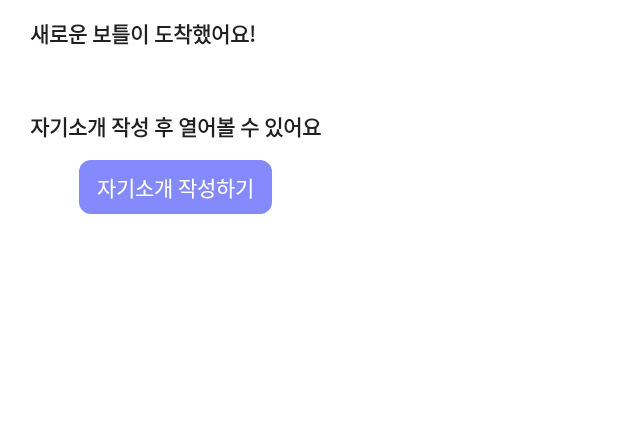
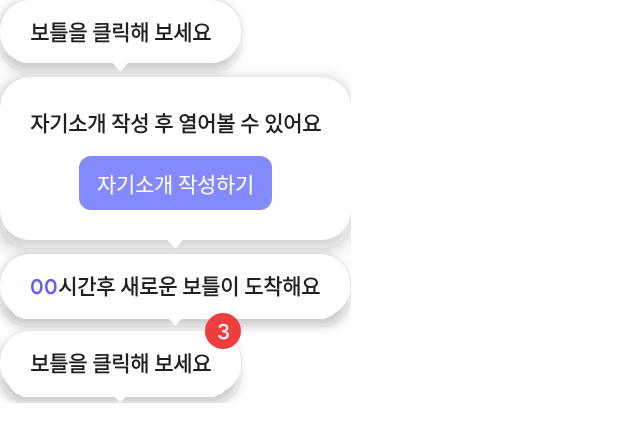
Before and after one commit to Nexters/Bottles_Android, an Android app built with Jetpack Compose: the @Preview function BottlesBalloonPopupPreview, on a phone screen of 412 x 824 dp. Shown: the top 442 px of the screen. Run offline under Robolectric (Android 15) with nearby library versions, the phone set to English and light mode, and no system bars; network calls fail; Roboto replaces fonts that are not available here.

Commit message:
[feat] : BottlesBalloonPopup modifier shadow 속성 추가
(cherry picked from commit d2b7e8142402ebde00d72178b6ba9094c73120f5)

```diff
--- a/core/design-system/src/main/kotlin/com/team/bottles/core/designsystem/components/popup/BalloonPopup.kt
+++ b/core/design-system/src/main/kotlin/com/team/bottles/core/designsystem/components/popup/BalloonPopup.kt
@@ -15,13 +15,19 @@ import androidx.compose.material3.Text
 import androidx.compose.runtime.Composable
 import androidx.compose.ui.Alignment
 import androidx.compose.ui.Modifier
+import androidx.compose.ui.draw.shadow
+import androidx.compose.ui.graphics.Color
 import androidx.compose.ui.res.painterResource
 import androidx.compose.ui.text.AnnotatedString
+import androidx.compose.ui.text.SpanStyle
+import androidx.compose.ui.text.buildAnnotatedString
+import androidx.compose.ui.text.withStyle
 import androidx.compose.ui.tooling.preview.Preview
 import androidx.compose.ui.unit.dp
 import com.team.bottles.core.designsystem.R
 import com.team.bottles.core.designsystem.components.buttons.BottlesSolidButton
 import com.team.bottles.core.designsystem.components.buttons.SolidButtonType
+import com.team.bottles.core.designsystem.components.etc.chips.BottlesChip
 import com.team.bottles.core.designsystem.theme.BottlesTheme
 
 @Composable
@@ -31,17 +37,18 @@ fun BottlesBalloonPopup(
 ) {
     val shape = RoundedCornerShape(20.dp)
 
-    Column(modifier = modifier) {
+    Column(modifier = modifier.shadow(4.dp, shape)) {
         Box(
             modifier = Modifier
+                .height(height = 42.dp)
                 .background(
                     color = BottlesTheme.color.container.primary,
                     shape = shape
                 )
                 .padding(
                     horizontal = BottlesTheme.spacing.large,
-                    vertical = BottlesTheme.spacing.small
-                )
+                ),
+            contentAlignment = Alignment.Center
         ) {
             Text(
                 text = text,
@@ -55,7 +62,7 @@ fun BottlesBalloonPopup(
                 .offset(y = (-0.2).dp),
             painter = painterResource(id = R.drawable.ic_balloon_vertex_10_6),
             contentDescription = null,
-            tint = BottlesTheme.color.border.primary
+            tint = BottlesTheme.color.container.primary
         )
     }
 }
@@ -67,17 +74,20 @@ fun BottlesBalloonPopup(
 ) {
     val shape = RoundedCornerShape(20.dp)
 
-    Column(modifier = modifier) {
+    Column(
+        modifier = modifier.shadow(4.dp, shape)
+    ) {
         Box(
             modifier = Modifier
+                .height(height = 42.dp)
                 .background(
                     color = BottlesTheme.color.container.primary,
                     shape = shape
                 )
                 .padding(
                     horizontal = BottlesTheme.spacing.large,
-                    vertical = BottlesTheme.spacing.small
-                )
+                ),
+            contentAlignment = Alignment.Center
         ) {
             Text(
                 text = text,
@@ -105,7 +115,7 @@ fun BottlesBalloonPopupWithButton(
 ) {
     val shape = RoundedCornerShape(20.dp)
 
-    Column(modifier = modifier) {
+    Column(modifier = modifier.shadow(8.dp, shape)) {
         Column(
             modifier = Modifier
                 .background(
@@ -139,20 +149,50 @@ fun BottlesBalloonPopupWithButton(
     }
 }
 
+@Composable
+fun BottlesBalloonPopupWithChip(
+    modifier: Modifier = Modifier,
+    text: String,
+    count: Int
+) {
+    Box(modifier = modifier) {
+        BottlesBalloonPopup(
+            text = text
+        )
+        BottlesChip(
+            modifier = Modifier
+                .align(Alignment.TopEnd)
+                .offset(y = (-12).dp),
+            number = count
+        )
+    }
+}
 
-@Preview
+@Preview(heightDp = 800, showBackground = true)
 @Composable
 private fun BottlesBalloonPopupPreview() {
     BottlesTheme {
         Column(verticalArrangement = Arrangement.spacedBy(3.dp)) {
             BottlesBalloonPopup(
-                text = "새로운 보틀이 도착했어요!"
+                text = "보틀을 클릭해 보세요"
             )
             BottlesBalloonPopupWithButton(
                 text = "자기소개 작성 후 열어볼 수 있어요",
                 buttonText = "자기소개 작성하기",
                 onClick = {}
             )
+            BottlesBalloonPopup(
+                text = buildAnnotatedString {
+                    withStyle(style = SpanStyle(color = Color(0xFF615EFA))) {
+                        append("00")
+                    }
+                    append("시간후 새로운 보틀이 도착해요")
+                }
+            )
+            BottlesBalloonPopupWithChip(
+                text = "보틀을 클릭해 보세요",
+                count = 3
+            )
         }
     }
 }
```
